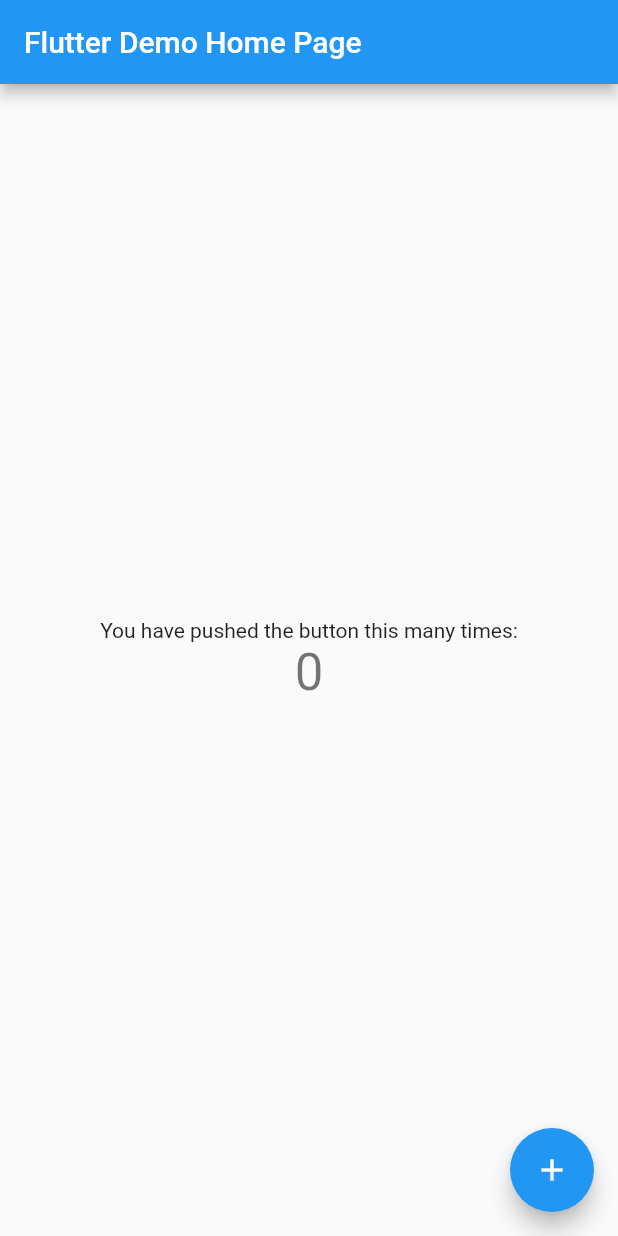
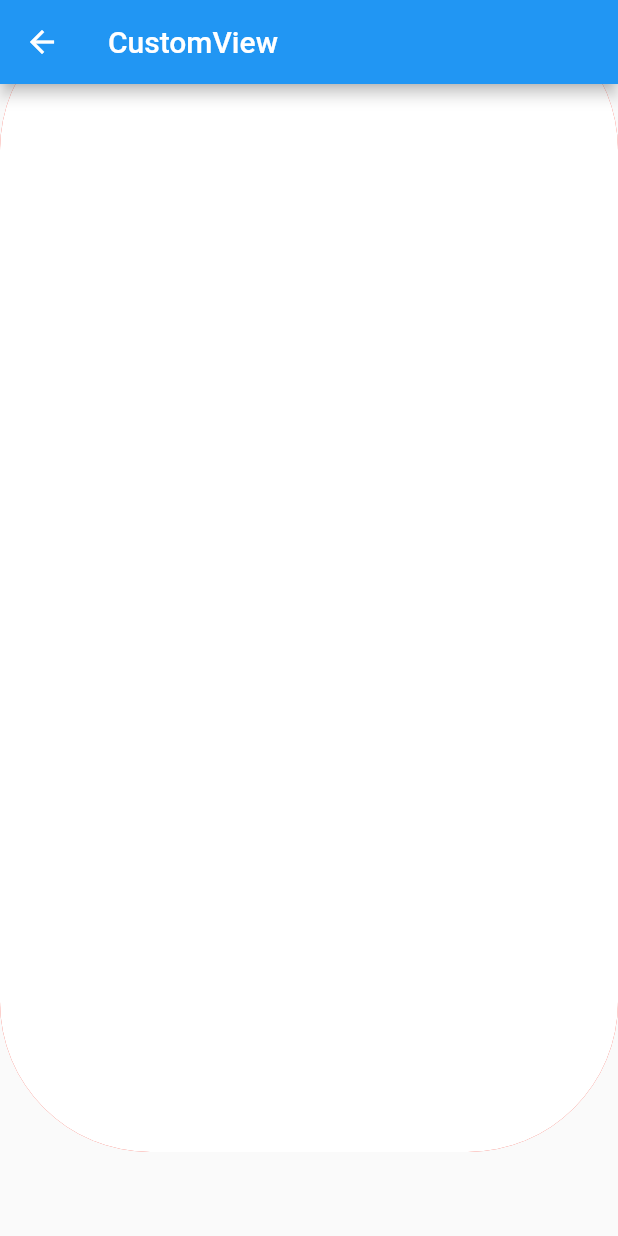
Before and after one commit to snajdan0525/Flutter-Action, a Flutter app: the screen it shows after launch, after a tap on "Facebook", on a phone screen of 412 x 824 dp. Run offline on Flutter 3.47's test engine with Material 2 defaults, Android fonts, the phone set to English and light mode, and no system bars; our stand-ins replace cached_network_image; network calls fail.

Commit message:
add customview

```diff
--- /dev/null
+++ b/lib/detailview/CircleView.dart
@@ -0,0 +1,31 @@
+import 'package:flutter/material.dart';
+import 'package:flutter/rendering.dart';
+
+class CircleView extends SingleChildRenderObjectWidget {
+  @override
+  RenderObject createRenderObject(BuildContext context) {
+    // TODO: implement createRenderObject
+    return new CircleViewRenderBox();
+  }
+}
+
+class CircleViewRenderBox extends RenderConstrainedBox {
+  CircleViewRenderBox()
+      : super(additionalConstraints: const BoxConstraints.expand());
+
+  @override
+  void handleEvent(PointerEvent event, HitTestEntry entry) {
+    // TODO: implement handleEvent
+    super.handleEvent(event, entry);
+  }
+
+  @override
+  void paint(PaintingContext context, Offset offset) {
+    Rect rect = Offset.zero & size;
+    context.canvas.save();
+    context.canvas.clipRRect(new RRect.fromRectXY(rect, 100.0, 100.0));
+    context.canvas.drawPaint(new Paint()..color = Colors.red);
+    context.canvas.drawPaint(new Paint()..color = Colors.white);
+    context.canvas.restore();
+  }
+}
--- a/lib/detailview/detail.dart
+++ b/lib/detailview/detail.dart
@@ -1,16 +1,22 @@
 import 'package:flutter/material.dart';
-
+import 'package:flutter_action/detailview/CircleView.dart';
 
 class DetailView extends StatelessWidget {
   @override
   Widget build(BuildContext context) {
-    return MaterialApp(
-      title: 'Flutter Demo',
-      theme: ThemeData(
-        primarySwatch: Colors.blue,
+    return Scaffold(
+      appBar: AppBar(
+        title: Text("CustomView"),
       ),
-      home: MyHomePage(title: 'Flutter Demo Home Page'),
+      body: Container(child: CircleView(),),
     );
+//    return MaterialApp(
+//      title: 'Flutter Demo',
+//      theme: ThemeData(
+//        primarySwatch: Colors.blue,
+//      ),
+//      home: MyHomePage(title: 'Flutter Demo Home Page'),
+//    );
   }
 }
 
@@ -46,7 +52,10 @@
             ),
             Text(
               '$_counter',
-              style: Theme.of(context).textTheme.display1,
+              style: Theme
+                  .of(context)
+                  .textTheme
+                  .display1,
             ),
           ],
         ),
```
